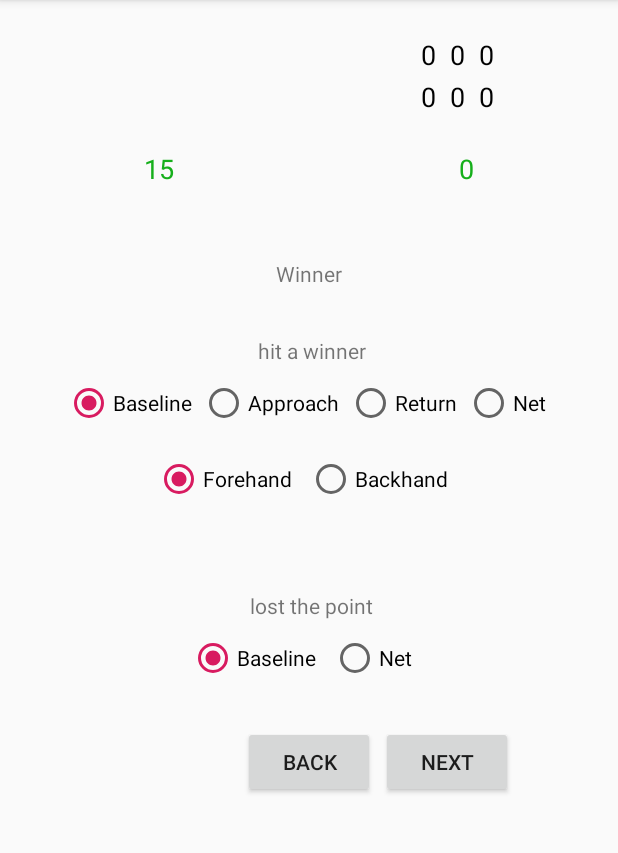
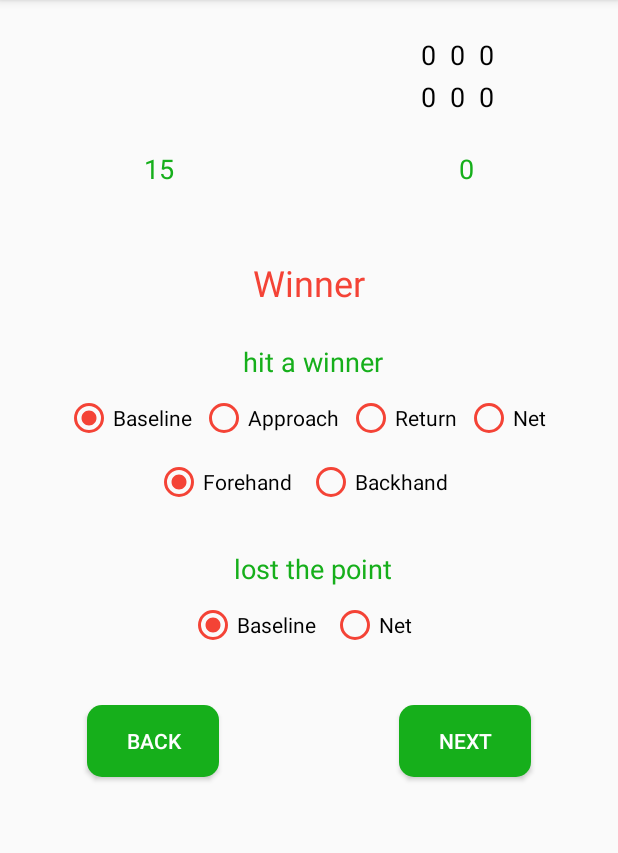
Before and after one commit to Naevin/TennisStats, an Android app: the fragment WinnerFragment placed in its activity, on a phone screen of 412 x 824 dp, the part 84-937 px from its top. Run offline under Robolectric (Android 15) with nearby library versions, the phone set to English and light mode, and no system bars; 1 statement that could not run was skipped.

Commit message:
design of current fragments finished

```diff
--- a/app/src/main/res/layout/fragment_second_serve.xml
+++ b/app/src/main/res/layout/fragment_second_serve.xml
@@ -19,7 +19,7 @@
         android:layout_marginEnd="8dp"
         android:layout_marginRight="8dp"
         android:text="Second Serve"
-        android:textColor="#F44336"
+        android:textColor="@color/redOrange"
         android:textSize="24sp"
         app:layout_constraintEnd_toEndOf="parent"
         app:layout_constraintHorizontal_bias="0.498"
--- a/app/src/main/res/layout/fragment_winner.xml
+++ b/app/src/main/res/layout/fragment_winner.xml
@@ -14,42 +14,40 @@
         android:layout_height="wrap_content"
         android:layout_marginStart="8dp"
         android:layout_marginLeft="8dp"
+        android:layout_marginTop="24dp"
         android:layout_marginEnd="8dp"
         android:layout_marginRight="8dp"
-        android:layout_marginBottom="8dp"
         android:text="Winner"
-        app:layout_constraintBottom_toBottomOf="parent"
+        android:textColor="@color/redOrange"
+        android:textSize="24sp"
         app:layout_constraintEnd_toEndOf="parent"
         app:layout_constraintStart_toStartOf="parent"
-        app:layout_constraintTop_toTopOf="parent"
-        app:layout_constraintVertical_bias="0.05" />
+        app:layout_constraintTop_toTopOf="parent" />
 
     <Button
         android:id="@+id/winnerBackButton"
         android:layout_width="wrap_content"
         android:layout_height="wrap_content"
-        android:layout_marginStart="8dp"
-        android:layout_marginLeft="8dp"
-        android:layout_marginTop="24dp"
-        android:layout_marginEnd="8dp"
-        android:layout_marginRight="8dp"
-        android:layout_marginBottom="8dp"
+        android:layout_marginStart="32dp"
+        android:layout_marginLeft="64dp"
+        android:layout_marginTop="32dp"
+        android:background="@drawable/button_rounded"
         android:text="Back"
-        app:layout_constraintBottom_toBottomOf="parent"
-        app:layout_constraintEnd_toEndOf="parent"
+        android:textColor="@android:color/white"
         app:layout_constraintStart_toStartOf="parent"
-        app:layout_constraintTop_toBottomOf="@+id/pointLostByWPosition"
-        app:layout_constraintVertical_bias="0.0" />
+        app:layout_constraintTop_toBottomOf="@+id/pointLostByWPosition" />
 
     <Button
         android:id="@+id/winnerNextButton"
         android:layout_width="wrap_content"
         android:layout_height="wrap_content"
-        android:layout_marginStart="4dp"
-        android:layout_marginLeft="4dp"
-        android:layout_marginTop="24dp"
+        android:layout_marginEnd="32dp"
+        android:layout_marginRight="64dp"
+        android:layout_marginTop="32dp"
+        android:background="@drawable/button_rounded"
         android:text="Next"
-        app:layout_constraintStart_toEndOf="@+id/winnerBackButton"
+        android:textColor="@android:color/white"
+        app:layout_constraintEnd_toEndOf="parent"
         app:layout_constraintTop_toBottomOf="@+id/pointLostByWPosition" />
 
     <TextView
@@ -58,10 +56,12 @@
         android:layout_height="wrap_content"
         android:layout_marginStart="8dp"
         android:layout_marginLeft="8dp"
-        android:layout_marginTop="32dp"
+        android:layout_marginTop="24dp"
         android:layout_marginEnd="8dp"
         android:layout_marginRight="8dp"
         android:text="TextView"
+        android:textSize="18sp"
+        android:textColor="@color/colorPrimary"
         app:layout_constraintEnd_toEndOf="parent"
         app:layout_constraintStart_toStartOf="parent"
         app:layout_constraintTop_toBottomOf="@+id/winnerTitle" />
@@ -72,16 +72,15 @@
         android:layout_height="wrap_content"
         android:layout_marginStart="8dp"
         android:layout_marginLeft="8dp"
-        android:layout_marginTop="48dp"
+        android:layout_marginTop="24dp"
         android:layout_marginEnd="8dp"
         android:layout_marginRight="8dp"
-        android:layout_marginBottom="8dp"
         android:text="TextView"
-        app:layout_constraintBottom_toTopOf="@+id/winnerBackButton"
+        android:textSize="18sp"
+        android:textColor="@color/colorPrimary"
         app:layout_constraintEnd_toEndOf="parent"
         app:layout_constraintStart_toStartOf="parent"
-        app:layout_constraintTop_toBottomOf="@+id/wingWinner"
-        app:layout_constraintVertical_bias="0.077" />
+        app:layout_constraintTop_toBottomOf="@+id/wingWinner" />
 
     <RadioGroup
         android:id="@+id/winnerPosition"
@@ -99,6 +98,7 @@
         app:layout_constraintTop_toBottomOf="@+id/winnerMadeByW">
 
         <RadioButton
+            app:buttonTint="@color/redOrange"
             android:id="@+id/baselineButton"
             android:layout_width="wrap_content"
             android:layout_height="wrap_content"
@@ -107,6 +107,7 @@
             android:checked="true" />
 
         <RadioButton
+            app:buttonTint="@color/redOrange"
             android:id="@+id/approachButton"
             android:layout_width="wrap_content"
             android:layout_height="wrap_content"
@@ -114,6 +115,7 @@
             android:text="Approach" />
 
         <RadioButton
+            app:buttonTint="@color/redOrange"
             android:id="@+id/onReturn"
             android:layout_width="wrap_content"
             android:layout_height="wrap_content"
@@ -121,6 +123,7 @@
             android:text="Return" />
 
         <RadioButton
+            app:buttonTint="@color/redOrange"
             android:id="@+id/netButton"
             android:layout_width="wrap_content"
             android:layout_height="wrap_content"
@@ -134,7 +137,7 @@
         android:layout_height="wrap_content"
         android:layout_marginStart="8dp"
         android:layout_marginLeft="8dp"
-        android:layout_marginTop="8dp"
+        android:layout_marginTop="0dp"
         android:layout_marginEnd="8dp"
         android:layout_marginRight="8dp"
         android:orientation="horizontal"
@@ -144,6 +147,7 @@
         app:layout_constraintTop_toBottomOf="@+id/winnerPosition">
 
         <RadioButton
+            app:buttonTint="@color/redOrange"
             android:id="@+id/forehandButton"
             android:layout_width="wrap_content"
             android:layout_height="wrap_content"
@@ -152,6 +156,7 @@
             android:checked="true" />
 
         <RadioButton
+            app:buttonTint="@color/redOrange"
             android:id="@+id/backhandButton"
             android:layout_width="wrap_content"
             android:layout_height="wrap_content"
@@ -176,6 +181,7 @@
         app:layout_constraintTop_toBottomOf="@+id/pointLostByW">
 
         <RadioButton
+            app:buttonTint="@color/redOrange"
             android:id="@+id/lostBaselineButton"
             android:layout_width="wrap_content"
             android:layout_height="wrap_content"
@@ -184,6 +190,7 @@
             android:text="Baseline" />
 
         <RadioButton
+            app:buttonTint="@color/redOrange"
             android:id="@+id/lostNetButton"
             android:layout_width="wrap_content"
             android:layout_height="wrap_content"
--- a/app/src/main/res/values/colors.xml
+++ b/app/src/main/res/values/colors.xml
@@ -5,4 +5,5 @@
     <color name="colorAccent">#D81B60</color>
 
     <color name="brightGreen">#00C800</color>
+    <color name="redOrange">#F44336</color>
 </resources>
```
Also changed, not shown: app/src/main/res/layout/activity_new_match_loading.xml (+7 -7 lines), app/src/main/res/layout/fragment_error.xml (+42 -29 lines).
